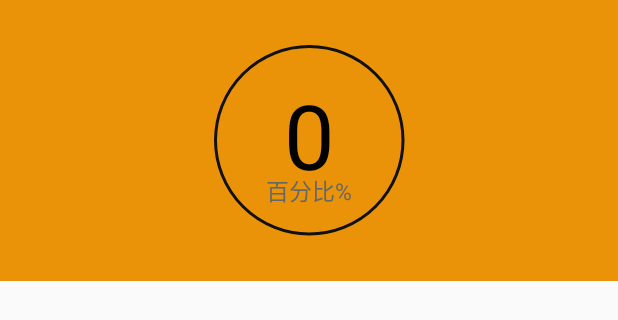
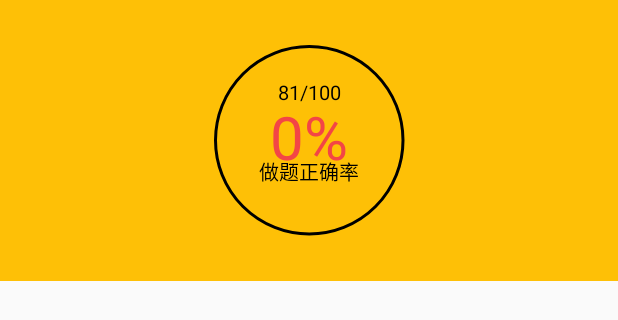
Before and after one commit to a2012s/MyApplication, an Android app: the layout report_topper.xml on its own in the app's theme, with its tools: preview values and no code run, on a phone screen of 412 x 824 dp. Shown: the top 320 px of the screen. Run offline under Robolectric (Android 15) with nearby library versions, the phone set to English and light mode, and no system bars.

Commit message:
进一步完成圆环进度

```diff
--- a/app/src/main/java/com/example/wang/myapplication/TestHellocharts/ColorArcProgressBar.java
+++ b/app/src/main/java/com/example/wang/myapplication/TestHellocharts/ColorArcProgressBar.java
@@ -53,8 +53,8 @@ public class ColorArcProgressBar extends View {
     private float curValues = 0;
     private float bgArcWidth = dipToPx(2);
     private float progressWidth = dipToPx(10);
-    private float textSize = dipToPx(60);
-    private float hintSize = dipToPx(15);
+    private float textSize = dipToPx(40);//中间字体大小
+    private float hintSize = dipToPx(13);
     private float curSpeedSize = dipToPx(13);
     private int aniSpeed = 1000;
     private float longdegree = dipToPx(13);
@@ -64,9 +64,13 @@ public class ColorArcProgressBar extends View {
     private String hintColor = "#676767";
     private String longDegreeColor = "#111111";
     private String shortDegreeColor = "#111111";
-    private String bgArcColor = "#111111";
+    private String titleColor = "#F34546";
+    private String bgArcColor = "#000000";//圆环默认的背景色
     private String titleString;
     private String hintString;
+
+
+    private int arc_default_bg = 0;
 
     private boolean isShowCurrentSpeed = true;
     private boolean isNeedTitle;
@@ -107,6 +111,8 @@ public class ColorArcProgressBar extends View {
         int color3 = a.getColor(R.styleable.ColorArcProgressBar_front_color3, color1);
         colors = new int[]{color1, color2, color3, color3};
 
+        arc_default_bg = a.getColor(R.styleable.ColorArcProgressBar_arc_bg, Color.parseColor(bgArcColor));
+
         sweepAngle = a.getInteger(R.styleable.ColorArcProgressBar_total_engle, 270);
         bgArcWidth = a.getDimension(R.styleable.ColorArcProgressBar_back_width, dipToPx(2));
         progressWidth = a.getDimension(R.styleable.ColorArcProgressBar_front_width, dipToPx(10));
@@ -133,9 +139,9 @@ public class ColorArcProgressBar extends View {
     }
 
     private void initView() {
-        Log.e("logcat","diameter="+diameter);
-       // diameter = 3 * getScreenWidth() / 5;
-        Log.e("logcat","diameter="+diameter);
+        Log.e("logcat", "diameter=" + diameter);
+        // diameter = 3 * getScreenWidth() / 5;
+        Log.e("logcat", "diameter=" + diameter);
         //弧形的矩阵区域
         bgRect = new RectF();
         bgRect.top = longdegree + progressWidth / 2 + DEGREE_PROGRESS_DISTANCE;
@@ -156,7 +162,7 @@ public class ColorArcProgressBar extends View {
         allArcPaint.setAntiAlias(true);
         allArcPaint.setStyle(Paint.Style.STROKE);
         allArcPaint.setStrokeWidth(bgArcWidth);
-        allArcPaint.setColor(Color.parseColor(bgArcColor));
+        allArcPaint.setColor(arc_default_bg);//(Color.parseColor(bgArcColor));
         allArcPaint.setStrokeCap(Paint.Cap.ROUND);
 
         //当前进度的弧形
@@ -170,19 +176,19 @@ public class ColorArcProgressBar extends View {
         //内容显示文字
         vTextPaint = new Paint();
         vTextPaint.setTextSize(textSize);
-        vTextPaint.setColor(Color.BLACK);
+        vTextPaint.setColor(Color.parseColor(titleColor));
         vTextPaint.setTextAlign(Paint.Align.CENTER);
 
         //显示单位文字
         hintPaint = new Paint();
         hintPaint.setTextSize(hintSize);
-        hintPaint.setColor(Color.parseColor(hintColor));
+        hintPaint.setColor(Color.BLACK);
         hintPaint.setTextAlign(Paint.Align.CENTER);
 
         //显示标题文字
         curSpeedPaint = new Paint();
         curSpeedPaint.setTextSize(curSpeedSize);
-        curSpeedPaint.setColor(Color.parseColor(hintColor));
+        curSpeedPaint.setColor(Color.BLACK);//(Color.parseColor(hintColor));
         curSpeedPaint.setTextAlign(Paint.Align.CENTER);
 
         mDrawFilter = new PaintFlagsDrawFilter(0, Paint.ANTI_ALIAS_FLAG | Paint.FILTER_BITMAP_FLAG);
@@ -231,7 +237,7 @@ public class ColorArcProgressBar extends View {
         canvas.drawArc(bgRect, startAngle, currentAngle, false, progressPaint);
 
         if (isNeedContent) {
-            canvas.drawText(String.format("%.0f", curValues), centerX, centerY + textSize / 3, vTextPaint);
+            canvas.drawText(String.format("%.0f", curValues) + "%", centerX, centerY + textSize / 3, vTextPaint);
         }
         if (isNeedUnit) {
             canvas.drawText(hintString, centerX, centerY + 2 * textSize / 3, hintPaint);
@@ -331,7 +337,7 @@ public class ColorArcProgressBar extends View {
      *
      * @param title
      */
-    private void setTitle(String title) {
+    public void setTitle(String title) {
         this.titleString = title;
     }
 
--- a/app/src/main/res/layout/report_topper.xml
+++ b/app/src/main/res/layout/report_topper.xml
@@ -5,7 +5,7 @@
     android:id="@+id/container"
     android:layout_width="match_parent"
     android:layout_height="187dp"
-    android:background="#EA9308"
+    android:background="#FEC006"
     tools:context="com.example.wang.myapplication.testWords.WordsActivity">
 
 
@@ -17,12 +17,14 @@
         app:back_color="@android:color/holo_blue_light"
         app:back_width="2dp"
         app:diameter="125dp"
-        app:front_color1="@color/colorAccent"
+        app:front_color1="@color/white"
         app:front_width="2dp"
         app:is_need_content="true"
         app:is_need_unit="true"
+        app:is_need_title="true"
         app:max_value="100"
-        app:string_unit="百分比%"
+        app:string_title="81/100"
+        app:string_unit="做题正确率"
         app:total_engle="360" />
 
 
--- a/app/src/main/res/values/atrs.xml
+++ b/app/src/main/res/values/atrs.xml
@@ -5,6 +5,7 @@
         <attr name="front_color1" format="color" />
         <attr name="front_color2" format="color" />
         <attr name="front_color3" format="color" />
+        <attr name="arc_bg" format="color" />
         <attr name="back_width" format="dimension" />
         <attr name="front_width" format="dimension" />
         <attr name="is_need_title" format="boolean" />
--- a/app/src/main/res/values/colors.xml
+++ b/app/src/main/res/values/colors.xml
@@ -3,6 +3,7 @@
     <color name="colorPrimary">#3F51B5</color>
     <color name="colorPrimaryDark">#303F9F</color>
     <color name="colorAccent">#99FFFF</color>
+    <color name="colorAccent2">#FFF5DC</color>
     <color name="white">#FFFFFF</color>
     <color name="black">#D4D4D4</color>
 
```
Also changed, not shown: app/src/main/java/com/example/wang/myapplication/TestHellocharts/LineChartActivity.java (+14 -2 lines).
